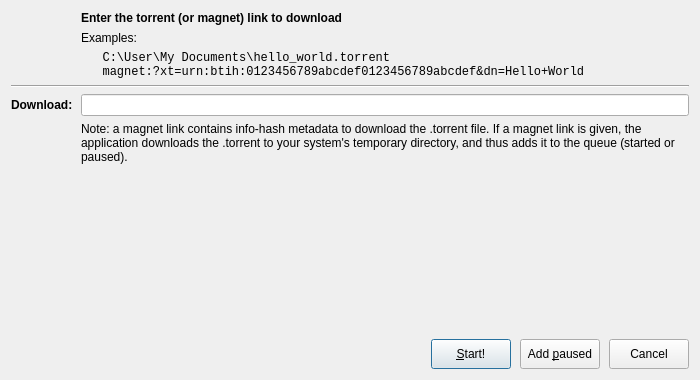
Old version of the form src/dialogs/addtorrentdialog.ui in the repository setvisible/ArrowDL.
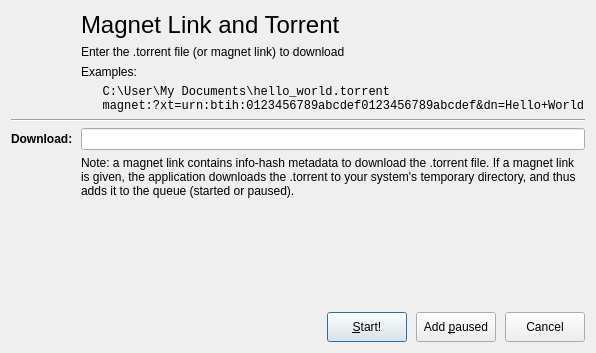
New version of the form. Icons and pictures are not drawn. Custom widgets are drawn as their Qt base class.

Commit message: [UI] Add getting started dialog and simplify UI

What changed in the file:
```diff
--- a/src/dialogs/addtorrentdialog.ui
+++ b/src/dialogs/addtorrentdialog.ui
@@ -6,8 +6,8 @@
    <rect>
     <x>0</x>
     <y>0</y>
-    <width>700</width>
-    <height>380</height>
+    <width>580</width>
+    <height>353</height>
    </rect>
   </property>
   <property name="windowTitle">
@@ -16,15 +16,33 @@
   <property name="modal">
    <bool>true</bool>
   </property>
-  <layout class="QVBoxLayout" name="verticalLayout" stretch="0,0,1,0">
+  <layout class="QVBoxLayout" name="verticalLayout" stretch="0,0,0,0">
    <item>
-    <layout class="QGridLayout" name="gridLayout" rowstretch="0,0,0,0,0,0">
-     <item row="4" column="0">
+    <layout class="QGridLayout" name="gridLayout" rowstretch="0,0,0,0,0,0,0">
+     <item row="2" column="1">
+      <widget class="QLabel" name="titleExampleLabel">
+       <property name="text">
+        <string>Examples:</string>
+       </property>
+      </widget>
+     </item>
+     <item row="3" column="1">
+      <widget class="QLabel" name="titleListLabel">
+       <property name="font">
+        <font>
+         <family>Courier New</family>
+        </font>
+       </property>
+       <property name="text">
+        <string>   C:\User\My Documents\hello_world.torrent
+   magnet:?xt=urn:btih:0123456789abcdef0123456789abcdef&amp;dn=Hello+World</string>
+       </property>
+      </widget>
+     </item>
+     <item row="5" column="0">
       <widget class="QLabel" name="urlLabel">
        <property name="font">
         <font>
-         <family>Segoe UI</family>
-         <pointsize>9</pointsize>
          <weight>75</weight>
          <bold>true</bold>
         </font>
@@ -34,7 +52,17 @@
        </property>
       </widget>
      </item>
-     <item row="0" column="1">
+     <item row="6" column="1">
+      <widget class="QLabel" name="label_3">
+       <property name="text">
+        <string>Note: a magnet link contains info-hash metadata to download the .torrent file. If a magnet link is given, the application downloads the .torrent to your system's temporary directory, and thus adds it to the queue (started or paused).</string>
+       </property>
+       <property name="wordWrap">
+        <bool>true</bool>
+       </property>
+      </widget>
+     </item>
+     <item row="1" column="1">
       <widget class="QLabel" name="titleLabel">
        <property name="sizePolicy">
         <sizepolicy hsizetype="Preferred" vsizetype="MinimumExpanding">
@@ -42,40 +70,42 @@
          <verstretch>0</verstretch>
         </sizepolicy>
        </property>
-       <property name="font">
-        <font>
-         <family>Segoe UI</family>
-         <pointsize>9</pointsize>
-         <weight>75</weight>
-         <bold>true</bold>
-        </font>
-       </property>
        <property name="text">
-        <string>Enter the torrent (or magnet) link to download</string>
+        <string>Enter the .torrent file (or magnet link) to download</string>
        </property>
        <property name="wordWrap">
         <bool>true</bool>
        </property>
       </widget>
      </item>
+     <item row="4" column="0" colspan="2">
+      <widget class="Line" name="line">
+       <property name="orientation">
+        <enum>Qt::Horizontal</enum>
+       </property>
+      </widget>
+     </item>
      <item row="5" column="1">
-      <widget class="QLabel" name="label_3">
-       <property name="text">
-        <string>Note: a magnet link contains info-hash metadata to download the .torrent file. If a magnet link is given, the application downloads the .torrent to your system's temporary directory, and thus adds it to the queue (started or paused).</string>
+      <layout class="QHBoxLayout" name="horizontalLayout_2">
+       <item>
+        <widget class="UrlLineEdit" name="urlLineEdit"/>
+       </item>
+      </layout>
+     </item>
+     <item row="0" column="1">
+      <widget class="QLabel" name="label">
+       <property name="font">
+        <font>
+         <pointsize>18</pointsize>
+        </font>
        </property>
-       <property name="wordWrap">
-        <bool>true</bool>
+       <property name="text">
+        <string>Magnet Link and Torrent</string>
        </property>
       </widget>
      </item>
      <item row="0" column="0" rowspan="3">
       <widget class="QWidget" name="logo" native="true">
-       <property name="sizePolicy">
-        <sizepolicy hsizetype="Minimum" vsizetype="Fixed">
-         <horstretch>0</horstretch>
-         <verstretch>0</verstretch>
-        </sizepolicy>
-       </property>
        <property name="minimumSize">
         <size>
          <width>64</width>
@@ -87,62 +117,8 @@
        </property>
       </widget>
      </item>
-     <item row="3" column="0" colspan="2">
-      <widget class="Line" name="line">
-       <property name="orientation">
-        <enum>Qt::Horizontal</enum>
-       </property>
-      </widget>
-     </item>
-     <item row="2" column="1">
-      <widget class="QLabel" name="titleListLabel">
-       <property name="font">
-        <font>
-         <family>Courier New</family>
-         <pointsize>9</pointsize>
-        </font>
-       </property>
-       <property name="text">
-        <string>   C:\User\My Documents\hello_world.torrent
-   magnet:?xt=urn:btih:0123456789abcdef0123456789abcdef&amp;dn=Hello+World</string>
-       </property>
-      </widget>
-     </item>
-     <item row="4" column="1">
-      <layout class="QHBoxLayout" name="horizontalLayout_2">
-       <item>
-        <widget class="UrlLineEdit" name="urlLineEdit"/>
-       </item>
-      </layout>
-     </item>
-     <item row="1" column="1">
-      <widget class="QLabel" name="titleExampleLabel">
-       <property name="font">
-        <font>
-         <family>Segoe UI</family>
-         <pointsize>9</pointsize>
-        </font>
-       </property>
-       <property name="text">
-        <string>Examples:</string>
-       </property>
-      </widget>
-     </item>
     </layout>
    </item>
-   <item>
-    <widget class="UrlFormWidget" name="urlFormWidget" native="true">
-     <property name="minimumSize">
-      <size>
-       <width>40</width>
-       <height>100</height>
-      </size>
-     </property>
-     <property name="focusPolicy">
-      <enum>Qt::StrongFocus</enum>
-     </property>
-    </widget>
-   </item>
    <item>
     <spacer name="verticalSpacer">
      <property name="orientation">
@@ -156,6 +132,19 @@
      </property>
     </spacer>
    </item>
+   <item>
+    <widget class="UrlFormWidget" name="urlFormWidget" native="true">
+     <property name="minimumSize">
+      <size>
+       <width>40</width>
+       <height>100</height>
+      </size>
+     </property>
+     <property name="focusPolicy">
+      <enum>Qt::StrongFocus</enum>
+     </property>
+    </widget>
+   </item>
    <item>
     <layout class="QHBoxLayout" name="buttonBox" stretch="1,0,0,0">
      <property name="spacing">
```
Left out of the diff: 2 changed lines with no effect on the pictures. The commit also changes 30 other files.
